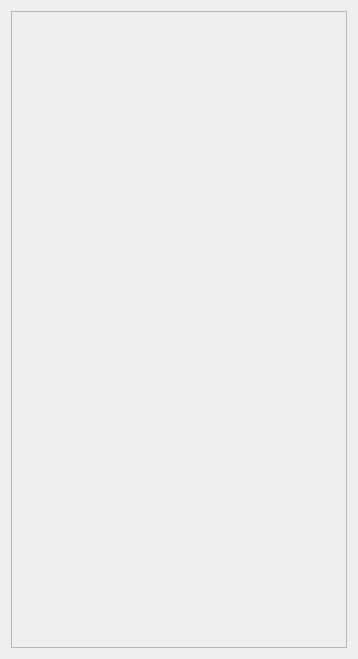
First picture: the form in trunk/src/edr/src/hmm_view/ui/configurationDialog.ui, repository mk4me/hm-mde-one, before the edit.
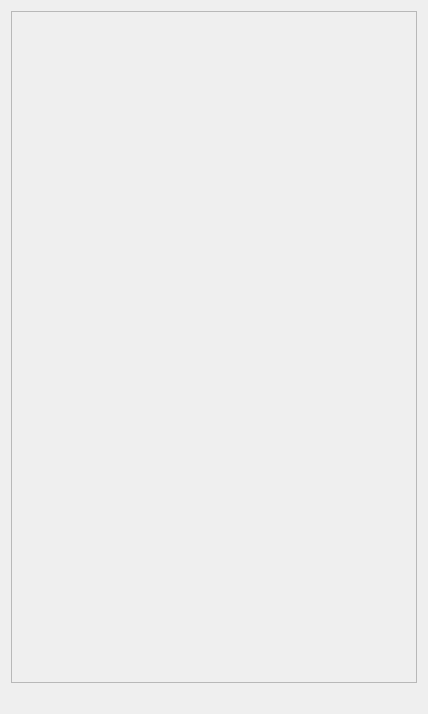
Second picture: the form after the edit.

What changed in the file:
```diff
--- a/trunk/src/edr/src/hmm_view/ui/configurationDialog.ui
+++ b/trunk/src/edr/src/hmm_view/ui/configurationDialog.ui
@@ -6,18 +6,18 @@
    <rect>
     <x>0</x>
     <y>0</y>
-    <width>358</width>
-    <height>659</height>
+    <width>428</width>
+    <height>714</height>
    </rect>
   </property>
   <property name="windowTitle">
    <string>Form</string>
   </property>
-  <layout class="QHBoxLayout" name="horizontalLayout">
+  <layout class="QVBoxLayout" name="verticalLayout">
    <item>
     <widget class="QScrollArea" name="scrollArea">
      <property name="sizePolicy">
-      <sizepolicy hsizetype="Preferred" vsizetype="Preferred">
+      <sizepolicy hsizetype="Preferred" vsizetype="Expanding">
        <horstretch>0</horstretch>
        <verstretch>0</verstretch>
       </sizepolicy>
@@ -30,8 +30,8 @@
        <rect>
         <x>0</x>
         <y>0</y>
-        <width>338</width>
-        <height>639</height>
+        <width>408</width>
+        <height>675</height>
        </rect>
       </property>
       <property name="sizePolicy">
@@ -43,6 +43,13 @@
      </widget>
     </widget>
    </item>
+   <item>
+    <widget class="QLabel" name="label">
+     <property name="text">
+      <string/>
+     </property>
+    </widget>
+   </item>
   </layout>
  </widget>
  <resources/>
```
